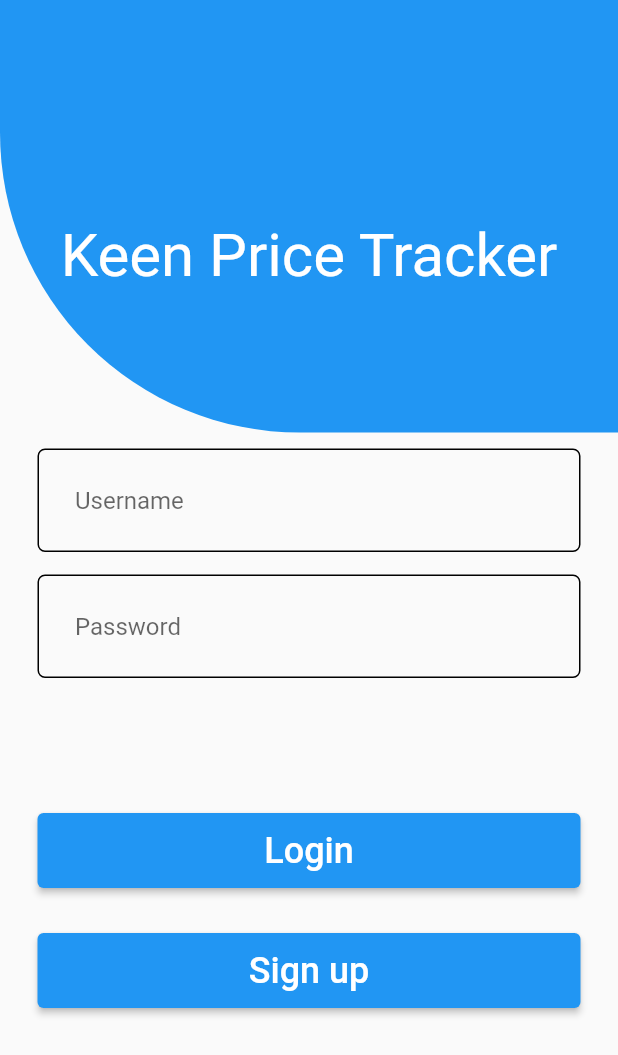
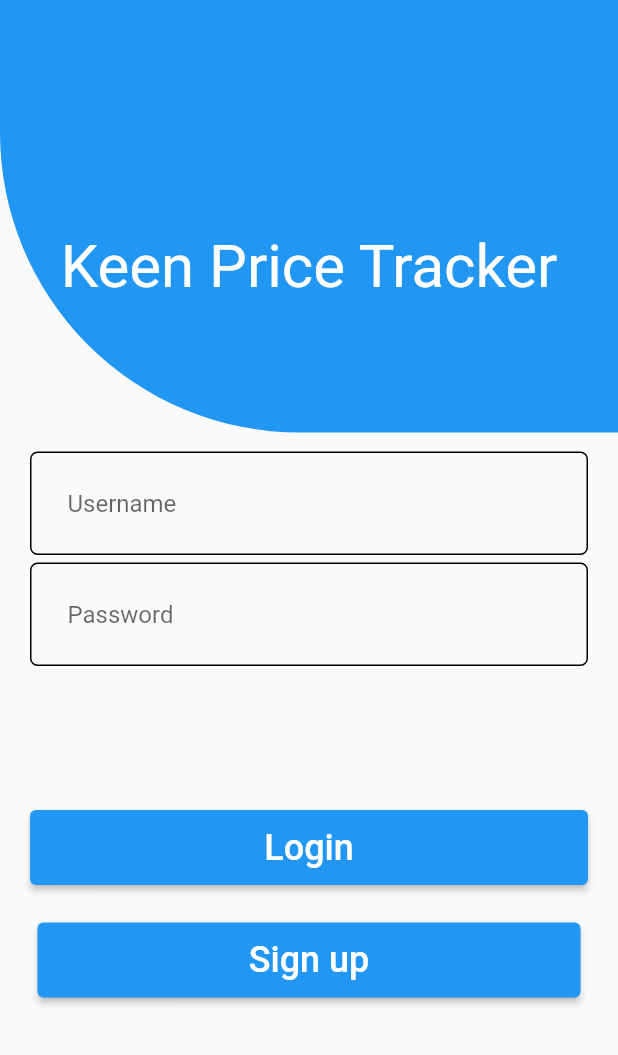
Before and after one commit to AnkitShrestha-Xenserv/PriceTrackerFront, a Flutter app: the LoginScreen screen opened by its route, on a phone screen of 412 x 824 dp. Shown: the top 1055 px of the screen. Run offline on Flutter 3.47's test engine with Material 2 defaults, Android fonts, the phone set to English and light mode, and no system bars; our stand-ins replace rxdart; network calls fail.

```diff
--- /dev/null
+++ b/lib/src/bloc/credentials_bloc.dart
@@ -0,0 +1,38 @@
+import 'package:flutter/material.dart';
+import 'validators.dart';
+import 'package:rxdart/rxdart.dart';
+import '../resources/repository.dart';
+import 'dart:async';
+
+class CredentialsBloc extends Validators {
+  final _repository = Repository();
+
+  final _usernameController = BehaviorSubject<String>();
+  final _passwordController = BehaviorSubject<String>();
+  final _invalidController = BehaviorSubject<String>();
+
+  Stream<String> get username =>
+      _usernameController.stream.transform(validateUsername);
+  Stream<String> get password =>
+      _passwordController.stream.transform(validatePassword);
+  Stream<bool> get submitCredentialsvalid =>
+      Rx.combineLatest2(username, password, (u, p) => true);
+
+  Stream<String> get invalidCredentials => _invalidController.stream;
+
+  Function(String) get changeUsername => _usernameController.sink.add;
+  Function(String) get changePassword => _passwordController.sink.add;
+
+  get clearTextFields {
+    _usernameController.drain();
+    _passwordController.drain();
+  }
+
+  submitCredentials() async {
+    final user = await _repository.login(
+        _usernameController.value, _passwordController.value);
+    if (user.userId == -1) {
+      _invalidController.sink.addError("Invalid Username or password");
+    }
+  }
+}
--- /dev/null
+++ b/lib/src/bloc/credentials_provider.dart
@@ -0,0 +1,22 @@
+import 'package:flutter/material.dart';
+import 'credentials_bloc.dart';
+export 'credentials_bloc.dart';
+
+import 'package:flutter/material.dart';
+import 'credentials_bloc.dart';
+export 'credentials_bloc.dart';
+
+class CredentialsProvider extends InheritedWidget {
+  final CredentialsBloc bloc;
+
+  CredentialsProvider({Key? key, required Widget child})
+      : bloc = CredentialsBloc(),
+        super(key: key, child: child);
+
+  bool updateShouldNotify(_) => true;
+
+  static CredentialsBloc of(BuildContext context) {
+    return (context.dependOnInheritedWidgetOfExactType<CredentialsProvider>())!
+        .bloc;
+  }
+}
--- /dev/null
+++ b/lib/src/bloc/products_bloc.dart
@@ -0,0 +1,45 @@
+import 'package:rxdart/rxdart.dart';
+import '../models/item_model.dart';
+import '../resources/repository.dart';
+import 'validators.dart';
+
+class ProductsBloc extends Validators {
+  final _productsController = BehaviorSubject<List<ItemModel>>();
+  final _urlController = BehaviorSubject<String>();
+  final _thresholdController = BehaviorSubject<String>();
+  final _addedProductController = BehaviorSubject<ItemModel>();
+
+  final _repository = Repository();
+
+  Stream<List<ItemModel>> get products => _productsController.stream;
+  Stream<ItemModel> get addedProduct => _addedProductController.stream;
+
+  Stream<String> get productUrl =>
+      _urlController.stream.transform(validateProductUrl);
+  Stream<String> get threshold =>
+      _thresholdController.stream.transform(validateThresholdPrice);
+  Stream<bool> get submitUrlValid =>
+      Rx.combineLatest2(productUrl, threshold, (p, t) => true);
+
+  // Change data
+  Function(String) get changeProductUrl => _urlController.sink.add;
+  Function(String) get changeThresholdPrice => _thresholdController.sink.add;
+
+  fetchProducts() async {
+    final items = await _repository.fetchProducts();
+    _productsController.sink.add(items);
+    print('Fetched');
+  }
+
+  submit() async {
+    final item = await _repository.addProduct(
+        _urlController.value, _thresholdController.value);
+    _addedProductController.sink.add(item);
+  }
+
+  void dispose() {
+    _productsController.close();
+    _urlController.close();
+    _thresholdController.close();
+  }
+}
--- /dev/null
+++ b/lib/src/bloc/products_provider.dart
@@ -0,0 +1,16 @@
+import 'package:flutter/material.dart';
+import 'products_bloc.dart';
+export 'products_bloc.dart';
+
+class ProductsProvider extends InheritedWidget {
+  final ProductsBloc bloc;
+  ProductsProvider({Key? key, required Widget child})
+      : bloc = ProductsBloc(),
+        super(key: key, child: child);
+  bool updateShouldNotify(_) => true;
+
+  static ProductsBloc of(BuildContext context) {
+    return (context.dependOnInheritedWidgetOfExactType<ProductsProvider>())!
+        .bloc;
+  }
+}
--- a/lib/src/components/button.dart
+++ b/lib/src/components/button.dart
@@ -4,7 +4,7 @@ class CustomButton extends StatelessWidget {
   const CustomButton({
     Key? key,
     required this.text,
-    required this.route,
+    this.route,
   }) : super(key: key);
 
   final text;
@@ -20,7 +20,9 @@ class CustomButton extends StatelessWidget {
           minimumSize: const Size.fromHeight(50), // NEW
         ),
         onPressed: () {
-          Navigator.pushNamed(context, route);
+          if (route != null) {
+            Navigator.pushNamed(context, route);
+          }
         },
         child: Text(
           text,
--- a/lib/src/components/textField.dart
+++ b/lib/src/components/textField.dart
@@ -6,11 +6,13 @@ class CustomTextField extends StatelessWidget {
     required this.hintText,
     this.validate,
     this.obscureText: false,
+    this.focusedBorderColor = Colors.blue,
   }) : super(key: key);
 
   final hintText;
   final obscureText;
   final validate;
+  final focusedBorderColor;
 
   @override
   Widget build(BuildContext context) {
@@ -30,7 +32,7 @@ class CustomTextField extends StatelessWidget {
                   borderSide: const BorderSide(color: Colors.black, width: 1.0),
                   borderRadius: BorderRadius.circular(5.0)),
               focusedBorder: OutlineInputBorder(
-                  borderSide: const BorderSide(color: Colors.blue, width: 2.0),
+                  borderSide: BorderSide(color: focusedBorderColor, width: 2.0),
                   borderRadius: BorderRadius.circular(5.0)),
             ),
           ),
--- /dev/null
+++ b/lib/src/models/item_model.dart
@@ -0,0 +1,33 @@
+class ItemModel {
+  final String productName;
+  final String productId;
+  final String previousDate;
+  final String previousPrice;
+  final String currentPrice;
+  final String currentDate;
+  final String thresholdPrice;
+  final String rating;
+  final String url;
+
+  ItemModel()
+      : productName = "",
+        productId = '0',
+        previousDate = '0',
+        previousPrice = '0',
+        currentPrice = '0',
+        currentDate = '0',
+        thresholdPrice = '0',
+        rating = '',
+        url = '';
+
+  ItemModel.fromJson(Map<String, dynamic> parsedJson)
+      : productName = parsedJson["productName"],
+        productId = parsedJson["productId"],
+        previousDate = parsedJson["previousDate"],
+        previousPrice = parsedJson["previousPrice"] ?? '0',
+        currentPrice = parsedJson["currentPrice"],
+        currentDate = parsedJson["currentDate"],
+        thresholdPrice = parsedJson["thresholdPrice"] ?? '0',
+        rating = parsedJson["rating"] ?? '0',
+        url = parsedJson["url"] ?? "";
+}
--- a/lib/src/screens/home_screen.dart
+++ b/lib/src/screens/home_screen.dart
@@ -126,7 +126,7 @@ class HomeScreen extends StatelessWidget {
                       children: [
                         menuCard(context, size, 'Add Product',
                             Icon(Icons.add, size: 50),
-                            route: '/'),
+                            route: '/add_products'),
                         menuCard(context, size, 'View Product',
                             Icon(Icons.shopping_cart, size: 40),
                             route: '/view_products'),
--- a/lib/src/screens/login_screen.dart
+++ b/lib/src/screens/login_screen.dart
@@ -1,7 +1,7 @@
 import 'package:flutter/material.dart';
 import '../components/button.dart';
+import '../bloc/credentials_provider.dart';
 import '../components/textField.dart';
-import 'home_screen.dart';
 
 class LoginScreen extends StatelessWidget {
   const LoginScreen({Key? key}) : super(key: key);
@@ -9,6 +9,8 @@ class LoginScreen extends StatelessWidget {
   @override
   Widget build(BuildContext context) {
     Size size = MediaQuery.of(context).size;
+    final bloc = CredentialsProvider.of(context);
+
     return Scaffold(
       body: Stack(
         children: [
@@ -34,11 +36,80 @@ class LoginScreen extends StatelessWidget {
                     ),
                   ),
                   SizedBox(height: 100),
-                  CustomTextField(hintText: 'Username'),
+                  StreamBuilder(
+                      stream: bloc.username,
+                      builder: (context, snapshot) {
+                        return TextField(
+                          onChanged: bloc.changeUsername,
+                          decoration: InputDecoration(
+                            hintText: 'Username',
+                            contentPadding: const EdgeInsets.all(25.0),
+                            border: OutlineInputBorder(
+                                borderRadius: BorderRadius.circular(10.0)),
+                            enabledBorder: OutlineInputBorder(
+                                borderSide: const BorderSide(
+                                    color: Colors.black, width: 1.0),
+                                borderRadius: BorderRadius.circular(5.0)),
+                            focusedBorder: OutlineInputBorder(
+                                borderSide:
+                                    BorderSide(color: Colors.blue, width: 2.0),
+                                borderRadius: BorderRadius.circular(5.0)),
+                          ),
+                        );
+                      }),
                   SizedBox(height: 5),
-                  CustomTextField(hintText: 'Password', obscureText: true),
+                  StreamBuilder(
+                      stream: bloc.password,
+                      builder: (context, snapshot) {
+                        return TextField(
+                          onChanged: bloc.changePassword,
+                          obscureText: true,
+                          decoration: InputDecoration(
+                            hintText: 'Password',
+                            contentPadding: const EdgeInsets.all(25.0),
+                            border: OutlineInputBorder(
+                                borderRadius: BorderRadius.circular(10.0)),
+                            enabledBorder: OutlineInputBorder(
+                                borderSide: const BorderSide(
+                                    color: Colors.black, width: 1.0),
+                                borderRadius: BorderRadius.circular(5.0)),
+                            focusedBorder: OutlineInputBorder(
+                                borderSide:
+                                    BorderSide(color: Colors.blue, width: 2.0),
+                                borderRadius: BorderRadius.circular(5.0)),
+                          ),
+                        );
+                      }),
+                  StreamBuilder(
+                      stream: bloc.invalidCredentials,
+                      builder: (context, snapshot) {
+                        return Container(
+                            child: Text(snapshot.hasData
+                                ? snapshot.data.toString()
+                                : ''));
+                      }),
                   SizedBox(height: 80),
-                  CustomButton(text: 'Login', route: '/home'),
+                  StreamBuilder(
+                      stream: bloc.submitCredentialsvalid,
+                      builder: (context, snapshot) {
+                        return ElevatedButton(
+                          style: ElevatedButton.styleFrom(
+                            primary: Colors.blue,
+                            minimumSize: const Size.fromHeight(50), // NEW
+                          ),
+                          onPressed: () {
+                            if (snapshot.hasError) {
+                              bloc.clearTextFields;
+                            } else if (snapshot.hasData) {
+                              Navigator.pushNamed(context, '/home');
+                            }
+                          },
+                          child: Text(
+                            'Login',
+                            style: TextStyle(fontSize: 24, color: Colors.white),
+                          ),
+                        );
+                      }),
                   SizedBox(height: 20),
                   CustomButton(text: 'Sign up', route: '/register'),
                 ],
--- a/pubspec.yaml
+++ b/pubspec.yaml
@@ -34,6 +34,11 @@ dependencies:
   # The following adds the Cupertino Icons font to your application.
   # Use with the CupertinoIcons class for iOS style icons.
   cupertino_icons: ^1.0.2
+
+  http: ^0.13.5
+  path_provider: ^2.0.0
+  rxdart: ^0.27.7
+  flutter_session_manager: ^1.0.3
 
 dev_dependencies:
   flutter_test:
```
Also changed, not shown: lib/main.dart (+6 -1 lines), lib/src/app.dart (+32 -6 lines), lib/src/bloc/validators.dart (added, +44 -0 lines), lib/src/httpServ.dart (added, +11 -0 lines), lib/src/models/user_model.dart (added, +24 -0 lines), lib/src/resources/api_provider.dart (added, +81 -0 lines), lib/src/resources/repository.dart (added, +40 -0 lines), lib/src/screens/add_product.dart (added, +145 -0 lines), lib/src/screens/view_product.dart (+28 -23 lines), pubspec.lock.
